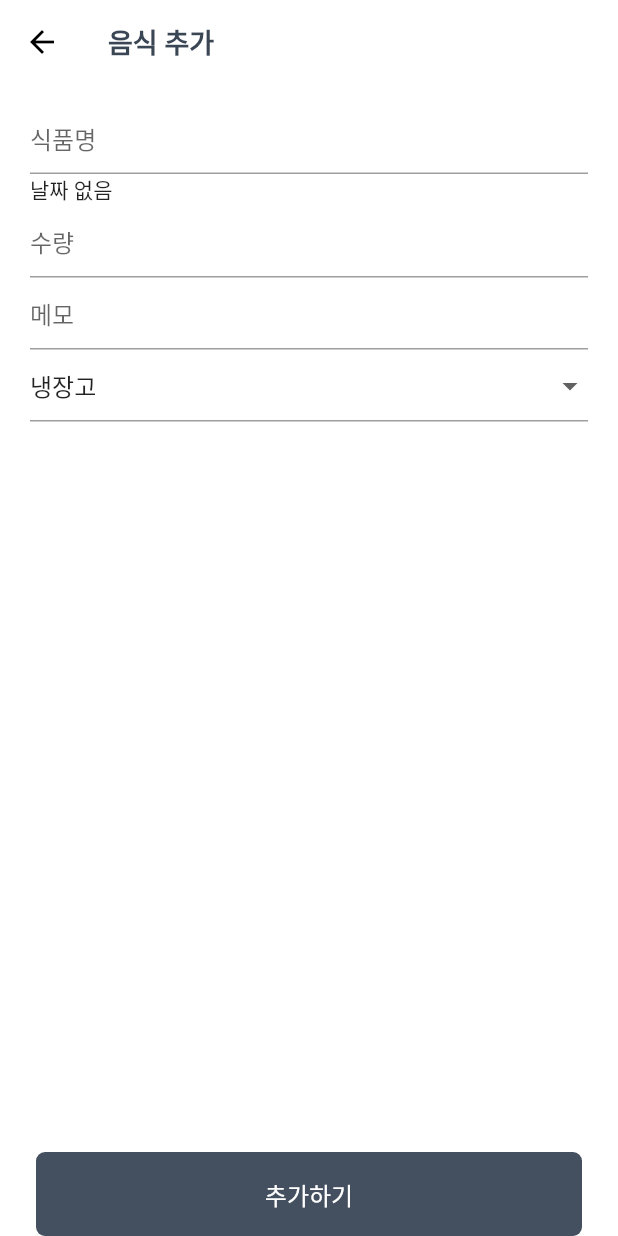
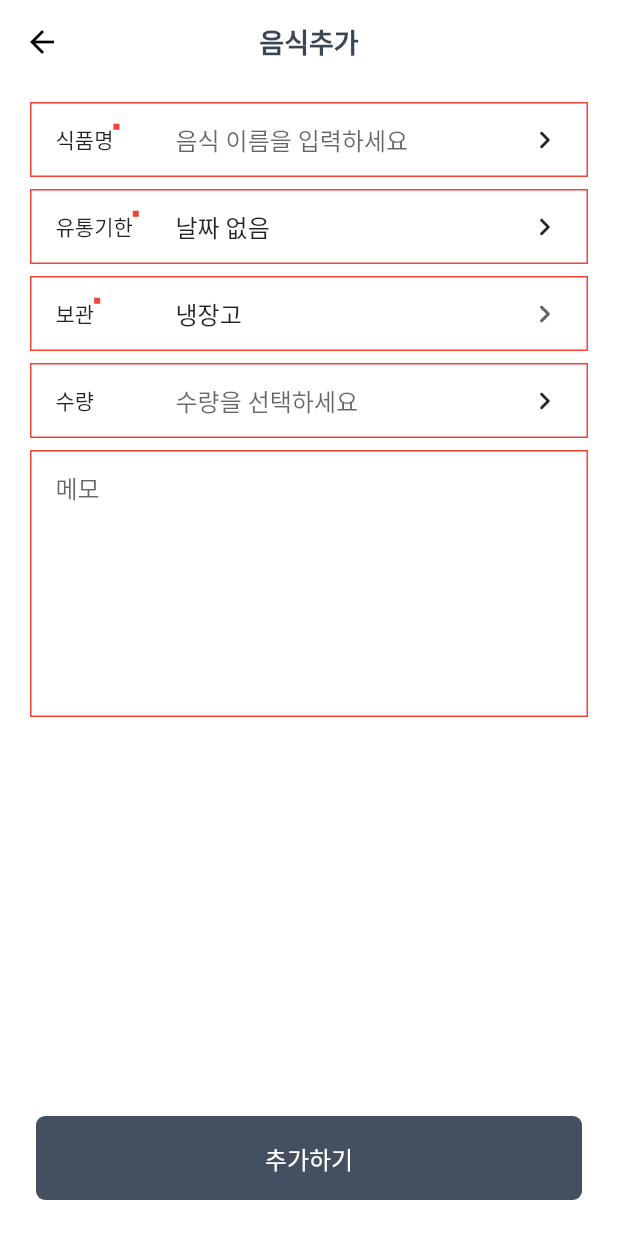
Before and after one commit to ranbly/food-manager-app, a Flutter app: the CreateFoodPage screen opened by its route, on a phone screen of 412 x 824 dp. Run offline on Flutter 3.47's test engine with Material 2 defaults, Android fonts, the phone set to English and light mode, and no system bars; our stand-ins replace cloud_firestore, firebase_auth, firebase_core, flutter_easyloading, freezed_annotation, get and 1 more; missing offline and left inert: bottom_sheet; accounts and stored records are empty.

Commit message:
음식 추가 화면 디자인 수정

```diff
--- a/lib/pages/app/app.dart
+++ b/lib/pages/app/app.dart
@@ -20,6 +20,7 @@ class App extends StatelessWidget {
       theme: ThemeData(
         scaffoldBackgroundColor: Colors.white,
         appBarTheme: AppBarTheme(
+            centerTitle: true,
             color: Colors.white,
             iconTheme: IconThemeData(color: Colors.black),
             textTheme: TextTheme(
--- a/lib/pages/food/create.dart
+++ b/lib/pages/food/create.dart
@@ -34,24 +34,37 @@ class _CreateFoodPageState extends State<CreateFoodPage> {
           leading: BackButton(color: Colors.black),
           shadowColor: Colors.transparent,
           brightness: Brightness.light,
-          title: Text('음식 추가'),
+          title: Text('음식추가'),
         ),
         body: Column(
           children: [
             Expanded(
+              child: SingleChildScrollView(
                 child: Form(
                   key: _formKey,
                   child: Container(
-                    padding: EdgeInsets.symmetric(horizontal: 20, vertical: 12),
+                      padding:
+                          EdgeInsets.symmetric(horizontal: 20, vertical: 12),
                       child: Column(
                           crossAxisAlignment: CrossAxisAlignment.start,
                           children: [
-                          TextFormField(
+                            _buildFormItem(
+                              title: '식품명',
+                              required: true,
+                              child: TextFormField(
                                 controller: nameController,
-                            decoration: InputDecoration(hintText: '식품명'),
-                            onEditingComplete: () {},
+                                decoration: InputDecoration(
+                                  hintText: '음식 이름을 입력하세요',
                                 ),
-                          InkWell(
+                              ),
+                              trailing:
+                                  Icon(Icons.keyboard_arrow_right_rounded),
+                            ),
+                            SizedBox(height: 8),
+                            _buildFormItem(
+                              title: '유통기한',
+                              required: true,
+                              child: GestureDetector(
                                 onTap: () async {
                                   final date = await showDatePicker(
                                     context: context,
@@ -66,31 +79,62 @@ class _CreateFoodPageState extends State<CreateFoodPage> {
                                     this._expiredAt = date;
                                   });
                                 },
-                            child: Text(
-                              this._expiredAt?.toIso8601String() ?? '날짜 없음',
+                                child: IgnorePointer(
+                                  child: TextFormField(
+                                    key: ValueKey(_expiredAt),
+                                    initialValue:
+                                        '${_expiredAt?.toIso8601String() ?? '날짜 없음'}',
+                                    decoration: InputDecoration(
+                                      hintText: '날짜를 선택하세요',
                                     ),
                                   ),
-                          TextField(
+                                ),
+                              ),
+                              trailing:
+                                  Icon(Icons.keyboard_arrow_right_rounded),
+                            ),
+                            SizedBox(height: 8),
+                            _buildFormItem(
+                              title: '보관',
+                              required: true,
+                              child: _buildCategoryGroup(context),
+                            ),
+                            SizedBox(height: 8),
+                            _buildFormItem(
+                              title: '수량',
+                              child: TextFormField(
                                 keyboardType: TextInputType.number,
                                 controller: countController,
-                            decoration: InputDecoration(hintText: '수량'),
-                            onEditingComplete: () {},
+                                decoration: InputDecoration(
+                                  hintText: '수량을 선택하세요',
                                 ),
-                          TextField(
+                              ),
+                              trailing:
+                                  Icon(Icons.keyboard_arrow_right_rounded),
+                            ),
+                            SizedBox(height: 8),
+                            _buildBox(
+                              child: TextField(
                                 keyboardType: TextInputType.text,
                                 controller: memoController,
-                            decoration: InputDecoration(hintText: '메모'),
+                                decoration: InputDecoration(
+                                  hintText: '메모',
+                                  border: InputBorder.none,
                                 ),
-                          _buildCategoryGroup(context),
+                                maxLines: 8,
+                              ),
+                            ),
                           ])),
                 ),
               ),
-            SafeArea(
-                top: false,
-                left: false,
-                right: false,
-                child: Container(
-                  margin: EdgeInsets.symmetric(horizontal: 24),
+            ),
+            Container(
+              margin: EdgeInsets.only(
+                left: 24,
+                right: 24,
+                bottom: 24 + MediaQuery.of(context).padding.bottom,
+                top: 24,
+              ),
               child: TextButton(
                 onPressed: () {
                   _addFoodItem();
@@ -104,7 +148,7 @@ class _CreateFoodPageState extends State<CreateFoodPage> {
                     shape: RoundedRectangleBorder(
                         borderRadius: BorderRadius.circular(6))),
               ),
-                ))
+            )
           ],
         ));
   }
@@ -113,6 +157,7 @@ class _CreateFoodPageState extends State<CreateFoodPage> {
   Widget _buildCategoryGroup(BuildContext context) {
     return DropdownButtonFormField<StorageMethod>(
       value: storageMethod,
+      icon: Icon(Icons.keyboard_arrow_right_rounded),
       items: StorageMethod.values
           .map((e) => DropdownMenuItem(value: e, child: Text(e.label)))
           .toList(),
@@ -122,6 +167,49 @@ class _CreateFoodPageState extends State<CreateFoodPage> {
           this.storageMethod = method;
         });
       },
+    );
+  }
+
+  Widget _buildBox({required Widget child}) {
+    return Container(
+        padding: EdgeInsets.symmetric(horizontal: 16),
+        decoration: BoxDecoration(
+          border: Border.all(color: Colors.red),
+        ),
+        child: child);
+  }
+
+  Widget _buildFormItem({
+    required String title,
+    bool required = false,
+    required Widget child,
+    Widget? trailing,
+  }) {
+    return Theme(
+      data: Theme.of(context).copyWith(
+        inputDecorationTheme: InputDecorationTheme(
+          border: InputBorder.none,
+        ),
+      ),
+      child: _buildBox(
+        child: Row(
+          children: [
+            Container(
+              width: 80,
+              child: Row(
+                crossAxisAlignment: CrossAxisAlignment.start,
+                children: [
+                  Text(title),
+                  if (required)
+                    Container(color: Colors.red, width: 4, height: 4),
+                ],
+              ),
+            ),
+            Expanded(child: child),
+            if (trailing != null) trailing,
+          ],
+        ),
+      ),
     );
   }
 
```
Lines whose indentation alone changed are shown as unchanged.
